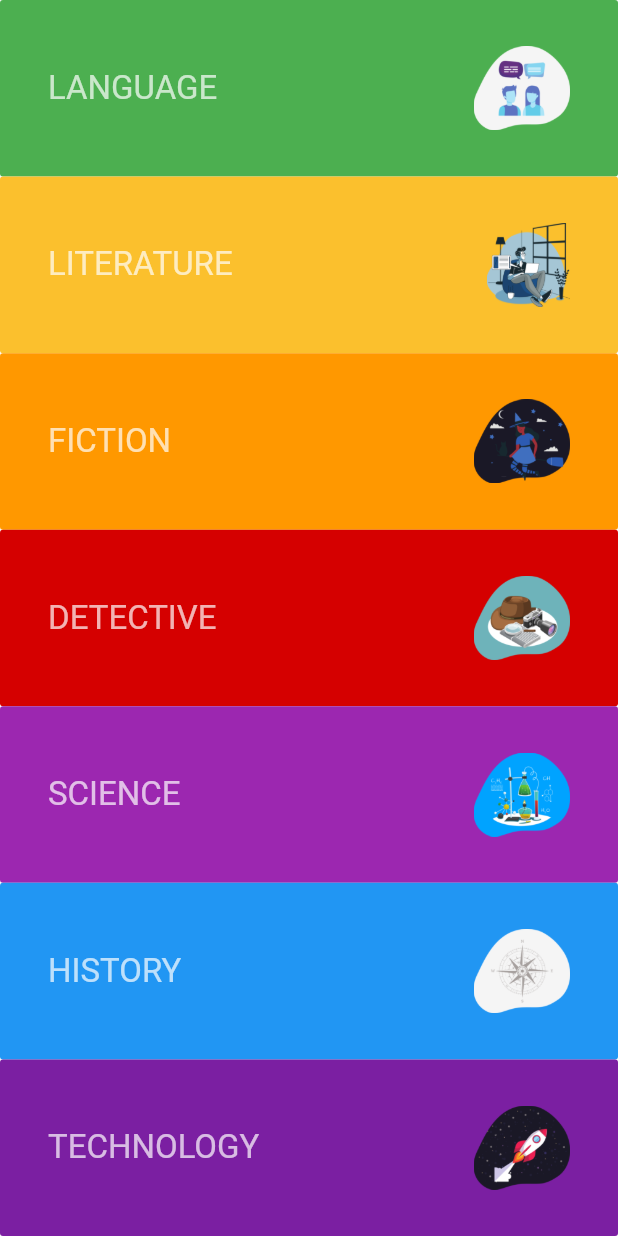
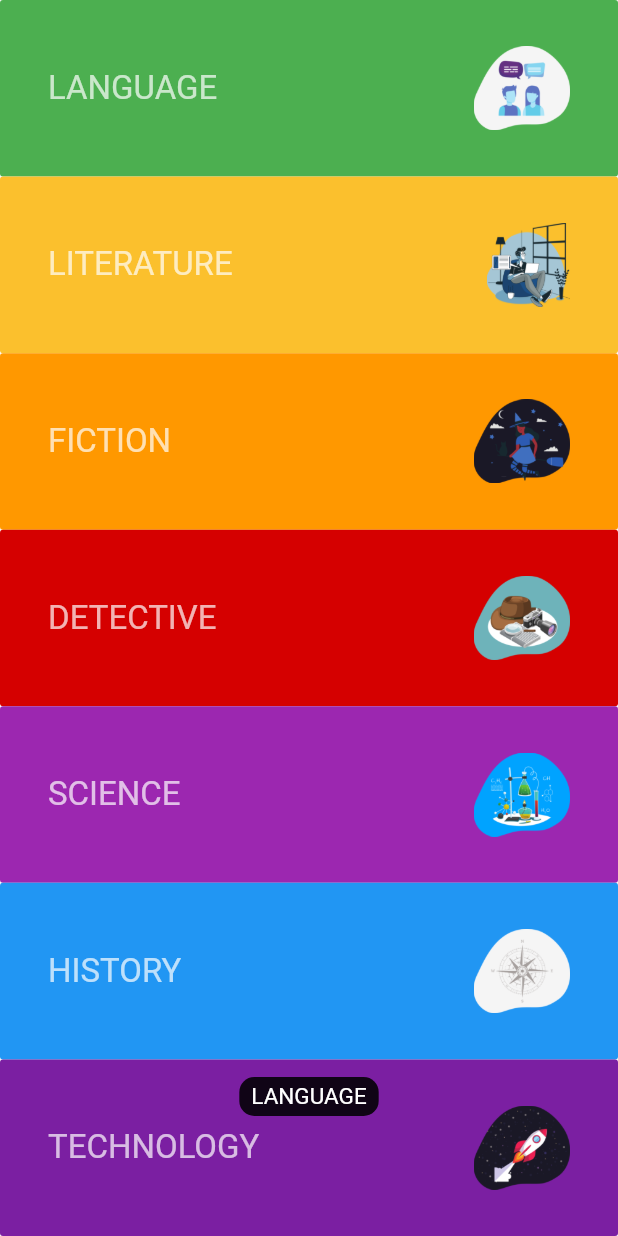
Before and after one commit to narzullaev/FlutterDev, a Flutter app: the screen it shows after launch, after a tap on "LANGUAGE", on a phone screen of 412 x 824 dp. Run offline on Flutter 3.47's test engine with Material 2 defaults, Android fonts, the phone set to English and light mode, and no system bars; our stand-ins replace oktoast.

Commit message:
added oktoast on interaction

```diff
--- a/books/lib/main.dart
+++ b/books/lib/main.dart
@@ -11,7 +11,7 @@ class MyApp extends StatelessWidget {
     return Expanded(
       child: FlatButton(
         onPressed: (){
-
+          showToast(title, position: ToastPosition.bottom);
         },
         color: color,
         child: Center(
--- a/books/pubspec.yaml
+++ b/books/pubspec.yaml
@@ -11,7 +11,7 @@ dependencies:
     sdk: flutter
 
   cupertino_icons: ^0.1.2
-  oktoast: ^2.3.2
+  oktoast: ^2.1.8
 
 
 dev_dependencies:
```
